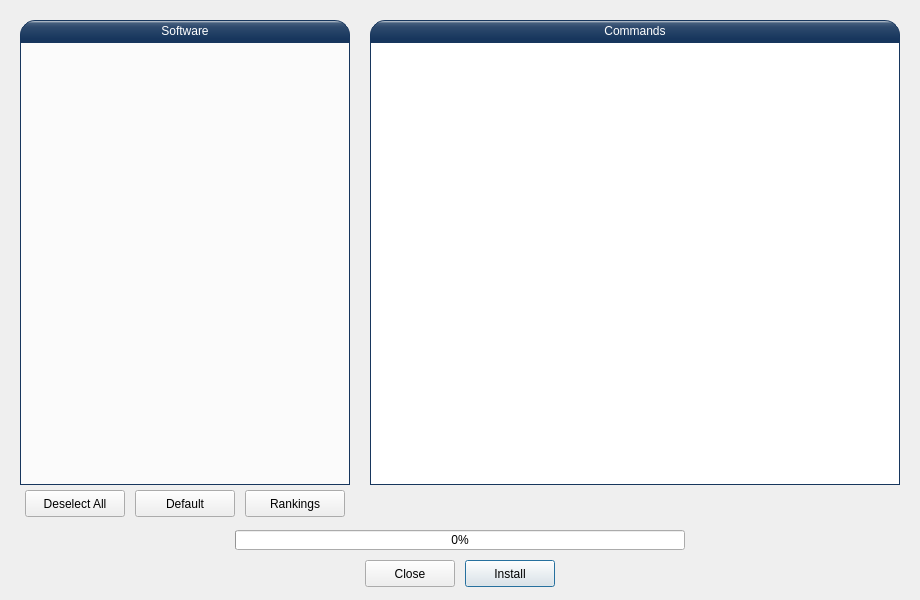
Old version of the form UI/install2.ui in the repository ainfosec/FISSURE.
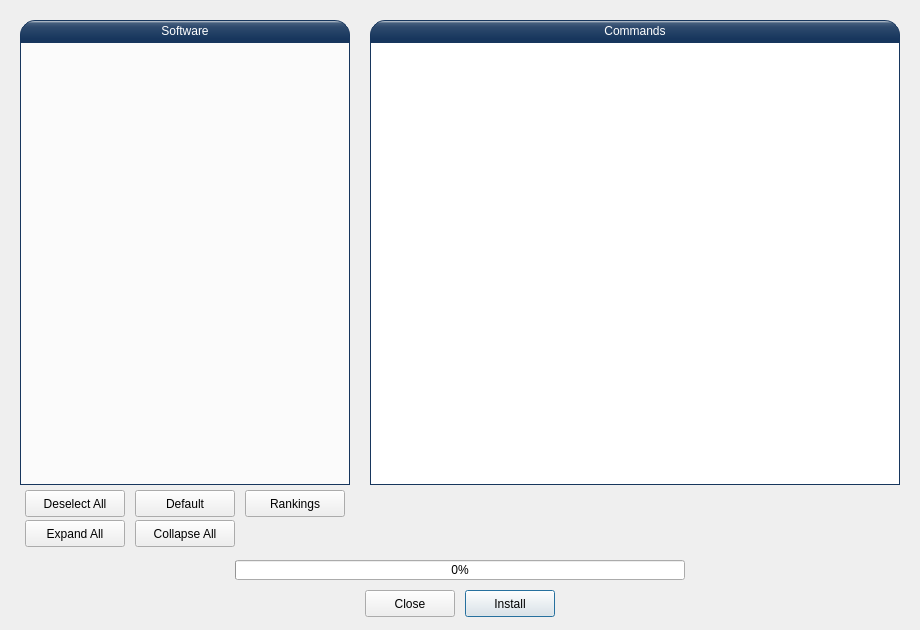
New version of the form.

Diff of the .ui file:
```diff
--- a/UI/install2.ui
+++ b/UI/install2.ui
@@ -7,7 +7,7 @@
     <x>0</x>
     <y>0</y>
     <width>920</width>
-    <height>600</height>
+    <height>630</height>
    </rect>
   </property>
   <property name="windowTitle">
@@ -17,7 +17,7 @@
    <property name="geometry">
     <rect>
      <x>465</x>
-     <y>560</y>
+     <y>590</y>
      <width>90</width>
      <height>27</height>
     </rect>
@@ -30,7 +30,7 @@
    <property name="geometry">
     <rect>
      <x>365</x>
-     <y>560</y>
+     <y>590</y>
      <width>90</width>
      <height>27</height>
     </rect>
@@ -161,7 +161,7 @@
    <property name="geometry">
     <rect>
      <x>235</x>
-     <y>530</y>
+     <y>560</y>
      <width>450</width>
      <height>20</height>
     </rect>
@@ -229,6 +229,48 @@
     <string>Rankings</string>
    </property>
   </widget>
+  <widget class="QPushButton" name="pushButton_expand_all">
+   <property name="geometry">
+    <rect>
+     <x>25</x>
+     <y>520</y>
+     <width>100</width>
+     <height>27</height>
+    </rect>
+   </property>
+   <property name="text">
+    <string>Expand All</string>
+   </property>
+  </widget>
+  <widget class="QPushButton" name="pushButton_collapse_all">
+   <property name="geometry">
+    <rect>
+     <x>135</x>
+     <y>520</y>
+     <width>100</width>
+     <height>27</height>
+    </rect>
+   </property>
+   <property name="text">
+    <string>Collapse All</string>
+   </property>
+  </widget>
+  <widget class="QLabel" name="label_current_item">
+   <property name="geometry">
+    <rect>
+     <x>260</x>
+     <y>540</y>
+     <width>400</width>
+     <height>17</height>
+    </rect>
+   </property>
+   <property name="text">
+    <string/>
+   </property>
+   <property name="alignment">
+    <set>Qt::AlignCenter</set>
+   </property>
+  </widget>
   <zorder>pushButton_ok</zorder>
   <zorder>pushButton_cancel</zorder>
   <zorder>pushButton_default</zorder>
```
Left out of the diff: 3 changed lines with no effect on the pictures.
